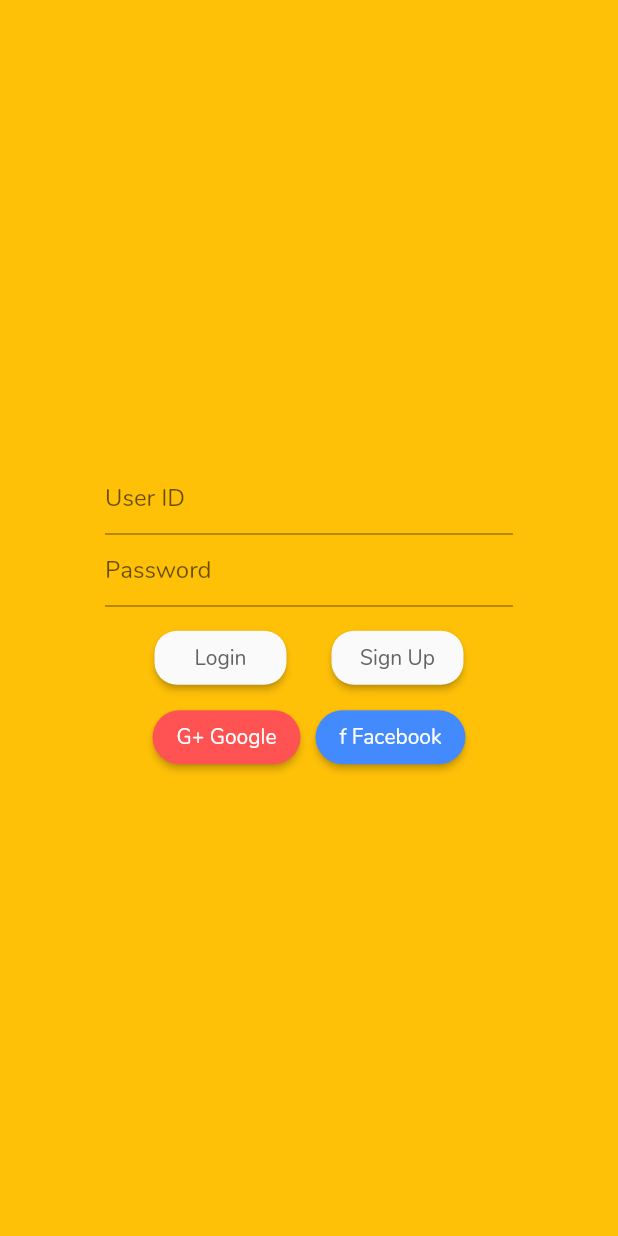
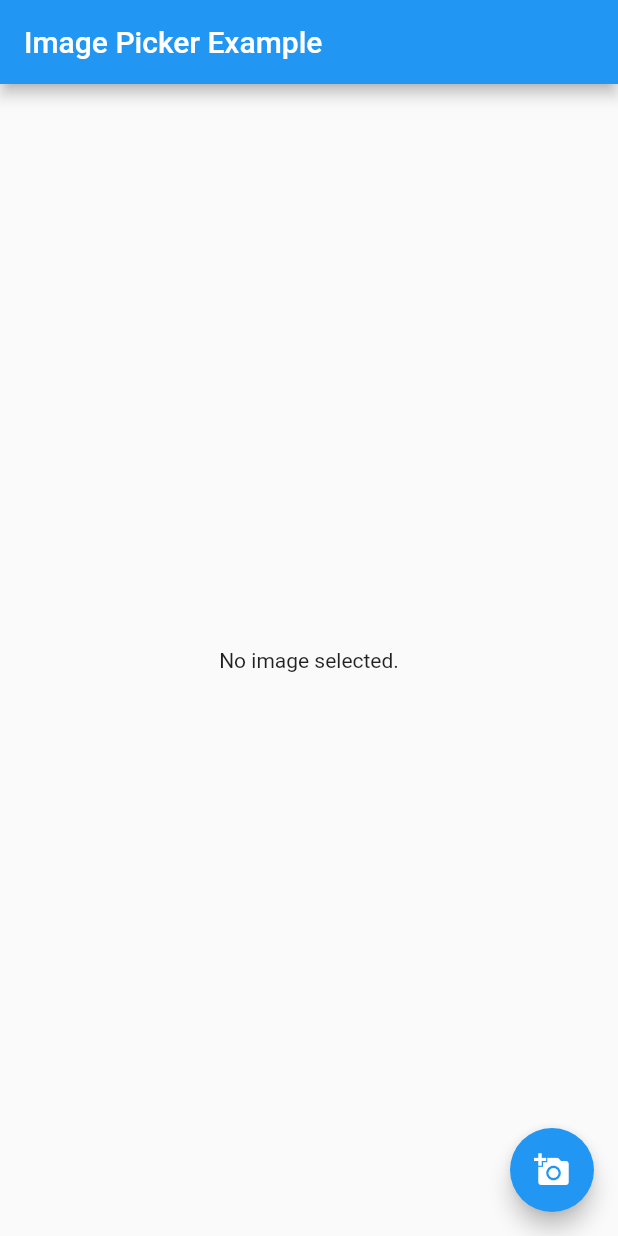
Before and after one commit to drosaslin/DaCa-FrontEnd, a Flutter app: the screen it shows after launch, on a phone screen of 412 x 824 dp. Run offline on Flutter 3.47's test engine with Material 2 defaults, Android fonts, the phone set to English and light mode, and no system bars; our stand-ins replace flutter_rating_bar, flutter_secure_storage, flutter_speed_dial, fluttertoast, geolocator, google_maps_flutter and 3 more; missing offline and left inert: gender_selection, google_place.

Commit message:
image picker test

```diff
--- a/daca/lib/main.dart
+++ b/daca/lib/main.dart
@@ -4,6 +4,7 @@ import 'package:daca/views/login_view.dart';
 import 'package:daca/views/sign_up_view.dart';
 import 'package:daca/public/strings.dart';
 import 'package:daca/views/tab_navigator_view.dart';
+import 'package:daca/views/image_picker_view.dart';
 
 void main() => runApp(MyApp());
 
@@ -13,6 +14,7 @@ class MyApp extends StatelessWidget {
     SignUpView.tag: (context) => SignUpView(),
     TabNavigatorView.tag: (context) => TabNavigatorView(),
     MapSearchView.tag: (context) => MapSearchView(),
+    'image': (context) => ImagePickerView(),
   };
 
   @override
@@ -24,7 +26,7 @@ class MyApp extends StatelessWidget {
         primarySwatch: Colors.lightBlue,
         fontFamily: 'Nunito',
       ),
-      home: LoginView(),
+      home: ImagePickerView(),
       routes: routes,
     );
   }
--- /dev/null
+++ b/daca/lib/views/image_picker_view.dart
@@ -0,0 +1,54 @@
+import 'dart:io';
+
+import 'package:flutter/material.dart';
+import 'package:image_picker/image_picker.dart';
+
+void main() => runApp(ImagePickerView());
+
+class ImagePickerView extends StatelessWidget {
+  @override
+  Widget build(BuildContext context) {
+    return MaterialApp(
+      home: MyHomePage(),
+    );
+  }
+}
+
+class MyHomePage extends StatefulWidget {
+  @override
+  _MyHomePageState createState() => _MyHomePageState();
+}
+
+class _MyHomePageState extends State<MyHomePage> {
+  File _image;
+  final picker = ImagePicker();
+
+  Future getImage() async {
+    final pickedFile = await picker.getImage(source: ImageSource.gallery);
+
+    setState(() {
+      if (pickedFile != null) {
+        _image = File(pickedFile.path);
+      } else {
+        print('No image selected.');
+      }
+    });
+  }
+
+  @override
+  Widget build(BuildContext context) {
+    return Scaffold(
+      appBar: AppBar(
+        title: Text('Image Picker Example'),
+      ),
+      body: Center(
+        child: _image == null ? Text('No image selected.') : Image.file(_image),
+      ),
+      floatingActionButton: FloatingActionButton(
+        onPressed: getImage,
+        tooltip: 'Pick Image',
+        child: Icon(Icons.add_a_photo),
+      ),
+    );
+  }
+}
--- a/daca/pubspec.yaml
+++ b/daca/pubspec.yaml
@@ -39,6 +39,7 @@ dependencies:
   material_floating_search_bar: ^0.2.6
   flutter_rating_bar: ^3.2.0+1
   jwt_decoder: ^1.0.4
+  image_picker: ^0.6.7
 
   # The following adds the Cupertino Icons font to your application.
   # Use with the CupertinoIcons class for iOS style icons.
```
Also changed, not shown: daca/lib/viewmodels/homepage_view_model.dart (added, +13 -0 lines), daca/pubspec.lock, 1 other file.
